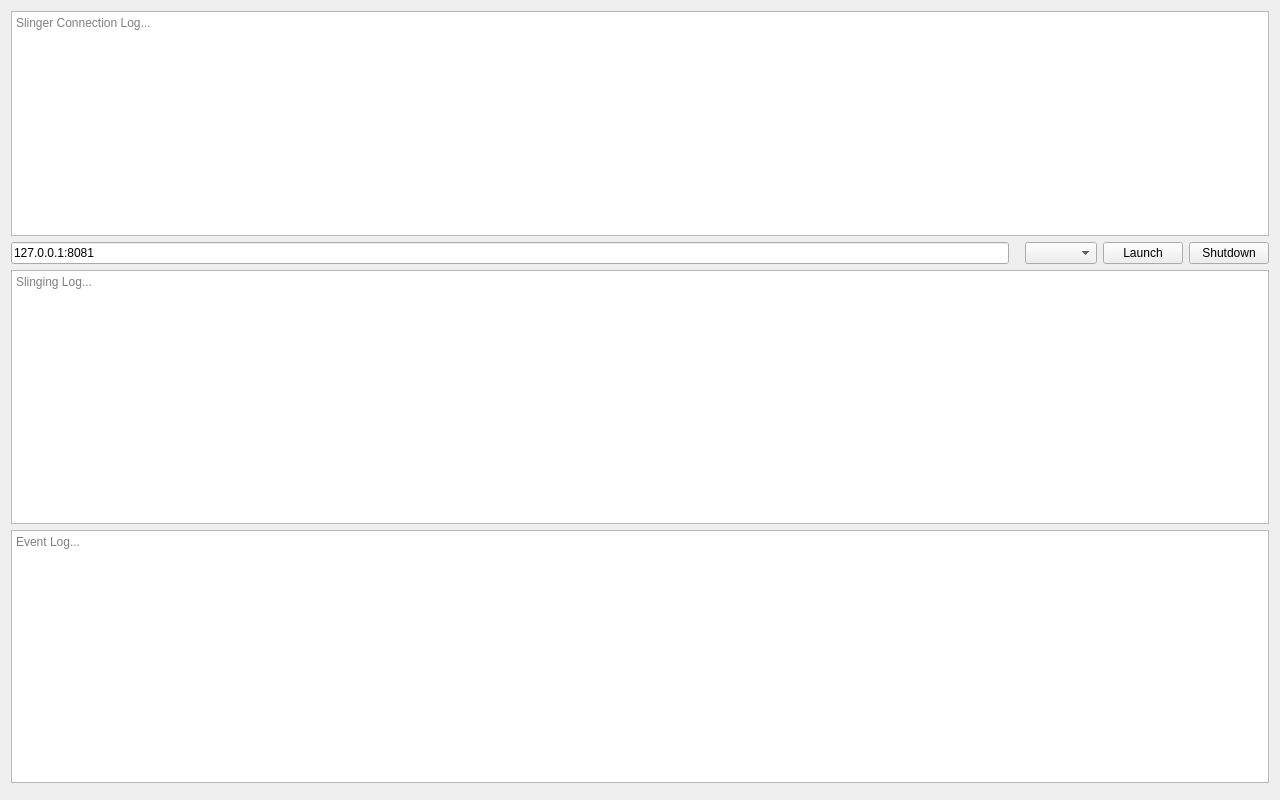
Tw1ddle/dataslinger, file src/ui/slingerwindow.ui: the form before one commit.
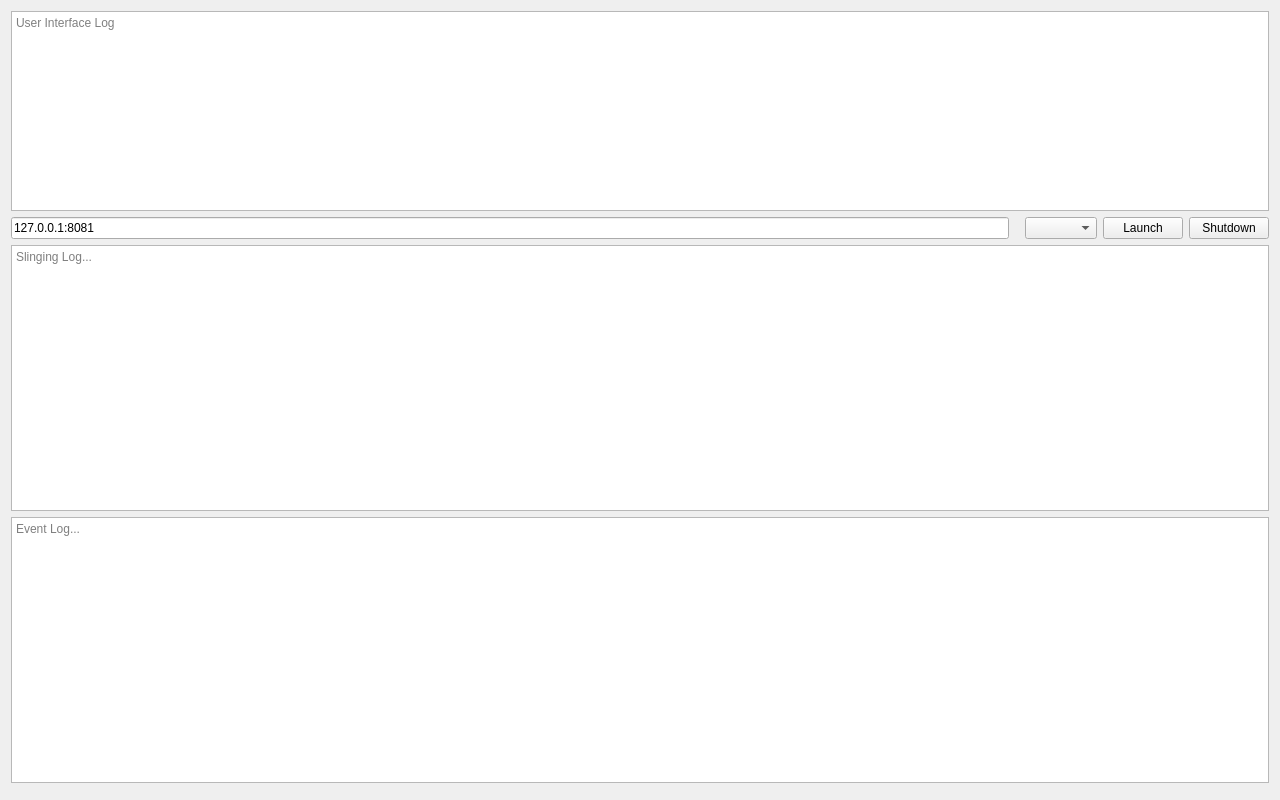
The form after the commit. Custom widgets are drawn as their Qt base class.

What changed in the file:
```diff
--- a/src/ui/slingerwindow.ui
+++ b/src/ui/slingerwindow.ui
@@ -32,12 +32,24 @@
       <item>
        <layout class="QVBoxLayout" name="verticalLayout">
         <item>
-         <widget class="QPlainTextEdit" name="slingerConnectionLog">
+         <widget class="QPlainTextEdit" name="slingerUiLog">
+          <property name="sizePolicy">
+           <sizepolicy hsizetype="Expanding" vsizetype="Expanding">
+            <horstretch>0</horstretch>
+            <verstretch>0</verstretch>
+           </sizepolicy>
+          </property>
+          <property name="maximumSize">
+           <size>
+            <width>16777215</width>
+            <height>200</height>
+           </size>
+          </property>
           <property name="readOnly">
            <bool>true</bool>
           </property>
           <property name="placeholderText">
-           <string>Slinger Connection Log...</string>
+           <string>User Interface Log</string>
           </property>
          </widget>
         </item>
```
